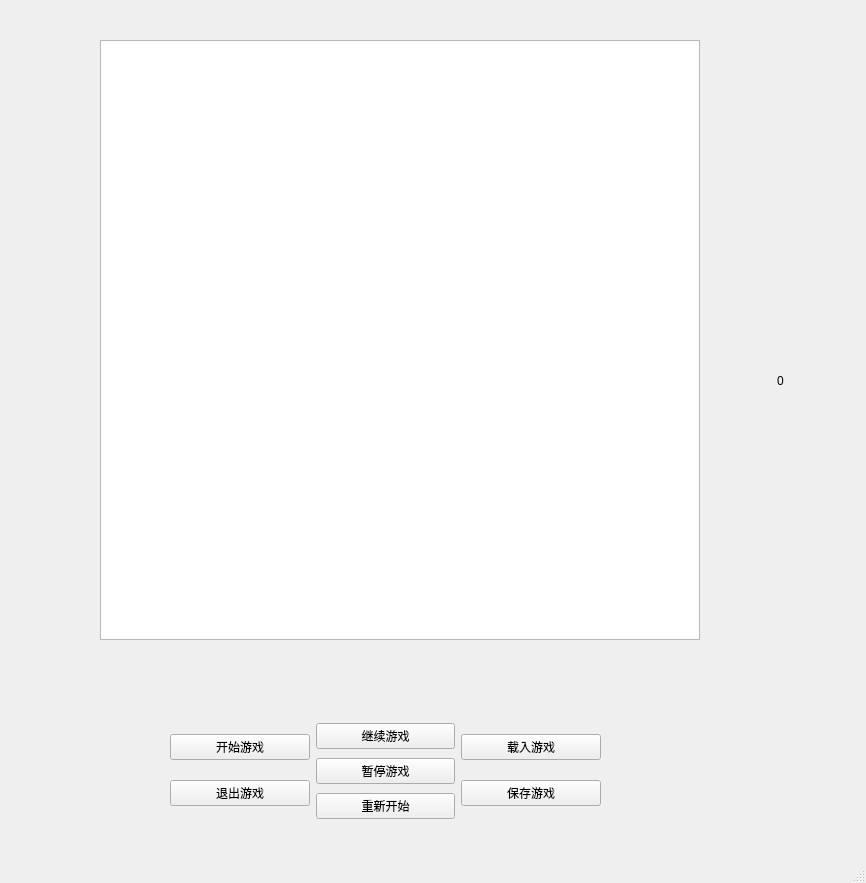
The window that mainwindow.ui (georgao35/snake-2020) describes before a commit, drawn with Qt 5.
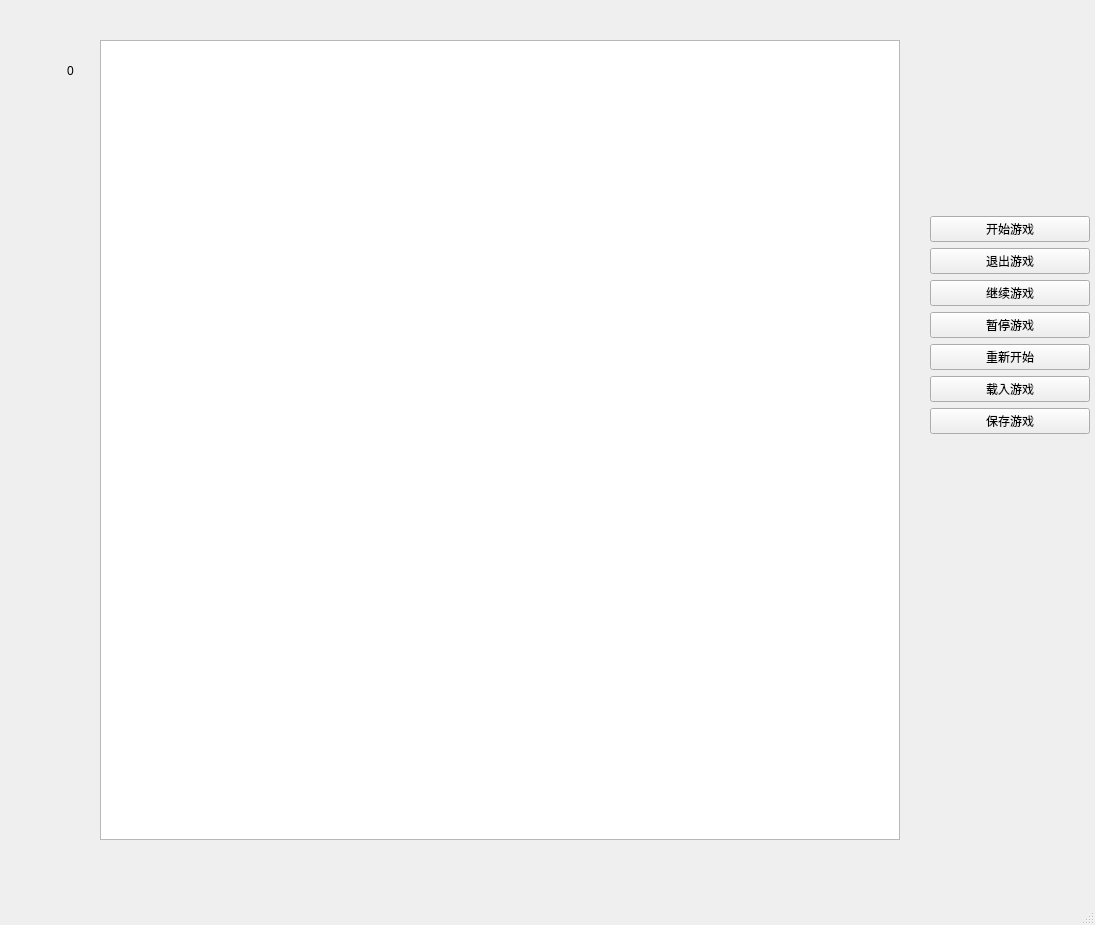
The same window after the commit.

Commit message: adjust to 40 grid

Diff of the .ui file:
```diff
--- a/mainwindow.ui
+++ b/mainwindow.ui
@@ -6,24 +6,50 @@
    <rect>
     <x>0</x>
     <y>0</y>
-    <width>866</width>
-    <height>883</height>
+    <width>1095</width>
+    <height>925</height>
    </rect>
   </property>
   <property name="windowTitle">
    <string>MainWindow</string>
   </property>
   <widget class="QWidget" name="centralwidget">
-   <widget class="QWidget" name="horizontalLayoutWidget">
+   <widget class="QGraphicsView" name="graphicsView">
     <property name="geometry">
      <rect>
-      <x>170</x>
-      <y>720</y>
-      <width>431</width>
-      <height>102</height>
+      <x>100</x>
+      <y>40</y>
+      <width>800</width>
+      <height>800</height>
      </rect>
     </property>
-    <layout class="QHBoxLayout" name="horizontalLayout">
+   </widget>
+   <widget class="QLabel" name="timeDisplay">
+    <property name="geometry">
+     <rect>
+      <x>40</x>
+      <y>40</y>
+      <width>61</width>
+      <height>61</height>
+     </rect>
+    </property>
+    <property name="text">
+     <string>0</string>
+    </property>
+    <property name="alignment">
+     <set>Qt::AlignCenter</set>
+    </property>
+   </widget>
+   <widget class="QWidget" name="verticalLayoutWidget">
+    <property name="geometry">
+     <rect>
+      <x>930</x>
+      <y>200</y>
+      <width>160</width>
+      <height>251</height>
+     </rect>
+    </property>
+    <layout class="QVBoxLayout" name="verticalLayout_4">
      <item>
       <layout class="QVBoxLayout" name="verticalLayout">
        <item>
@@ -40,8 +66,6 @@
          </property>
         </widget>
        </item>
-      </layout>
-     </item>
      <item>
       <layout class="QVBoxLayout" name="verticalLayout_2">
        <item>
@@ -89,32 +113,8 @@
       </layout>
      </item>
     </layout>
-   </widget>
-   <widget class="QGraphicsView" name="graphicsView">
-    <property name="geometry">
-     <rect>
-      <x>100</x>
-      <y>40</y>
-      <width>600</width>
-      <height>600</height>
-     </rect>
-    </property>
-   </widget>
-   <widget class="QLabel" name="timeDisplay">
-    <property name="geometry">
-     <rect>
-      <x>750</x>
-      <y>350</y>
-      <width>61</width>
-      <height>61</height>
-     </rect>
-    </property>
-    <property name="text">
-     <string>0</string>
-    </property>
-    <property name="alignment">
-     <set>Qt::AlignCenter</set>
-    </property>
+     </item>
+    </layout>
    </widget>
   </widget>
   <widget class="QMenuBar" name="menubar">
```
Left out of the diff: 2 changed lines with no effect on the pictures. Lines whose indentation alone changed are shown as unchanged. The commit also changes 2 other files.
